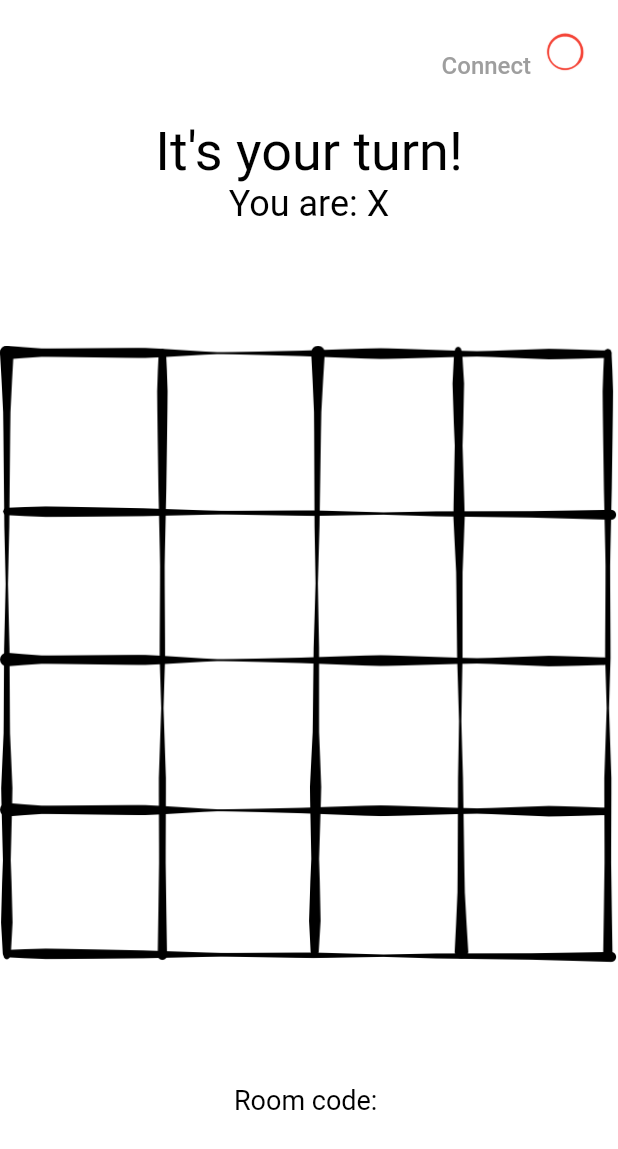
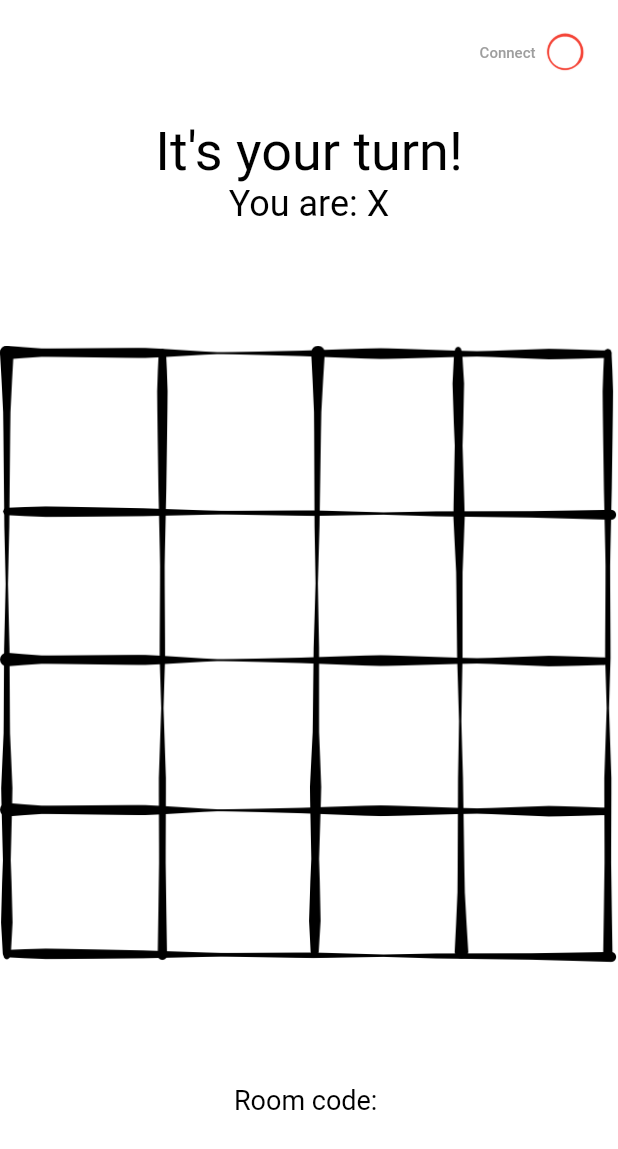
Before and after one commit to programonaut/slide_for_four, a Flutter app: the Game screen opened directly, on a phone screen of 412 x 824 dp. Shown: the top 1149 px of the screen. Run offline on Flutter 3.47's test engine with Material 2 defaults, Android fonts, the phone set to English and light mode, and no system bars; our stand-ins replace google_fonts, page_transition, rive.

Commit message:
update: ui for mobile fixed

```diff
--- a/frontend/lib/pages/join.dart
+++ b/frontend/lib/pages/join.dart
@@ -44,6 +44,8 @@ class _JoinState extends State<Join> {
                     showCursor: false,
                     controller: _controller,
                     decoration: InputDecoration(
+                      isDense: true,
+                      isCollapsed: true,
                       enabledBorder: UnderlineInputBorder(
                         borderSide: BorderSide(color: Colors.grey),
                       ),
--- a/frontend/lib/widgets/board.dart
+++ b/frontend/lib/widgets/board.dart
@@ -32,12 +32,18 @@ class Board extends StatelessWidget {
             children: [
               Column(
                 children: [
-                  Text(
-                    activePlayer
-                        ? "It's your turn!"
-                        : "It's your opponents turn!",
-                    style: TextStyle(
-                      fontSize: 36,
+                  FittedBox(
+                    fit: BoxFit.fitWidth,
+                    child: Padding(
+                      padding: const EdgeInsets.symmetric(horizontal: 20.0),
+                      child: Text(
+                        activePlayer
+                            ? "It's your turn!"
+                            : "It's your opponents turn!",
+                        style: TextStyle(
+                          fontSize: 36,
+                        ),
+                      ),
                     ),
                   ),
                   Text(
--- a/frontend/lib/widgets/connection_visualization.dart
+++ b/frontend/lib/widgets/connection_visualization.dart
@@ -22,10 +22,13 @@ class ConnectionVisualization extends StatelessWidget {
             crossAxisAlignment: CrossAxisAlignment.start,
             children: [
               if (ws.state == WsState.DISCONNECTED) ...[
-              MenuButton(
+                SizedBox(
+                  height: 30,
+                  child: MenuButton(
                     onPressed: () => ws.connect(),
                     text: "Connect",
                     fontSize: 16,
+                  ),
                 ),
               ],
               SizedBox.square(
@@ -37,7 +40,8 @@ class ConnectionVisualization extends StatelessWidget {
                         : Colors.green,
                   )),
             ],
-        ),);
+          ),
+        );
       },
     );
   }
--- a/frontend/lib/widgets/grid.dart
+++ b/frontend/lib/widgets/grid.dart
@@ -31,10 +31,8 @@ class _GridState extends State<Grid> {
               image: AssetImage("assets/images/field-outline.png"),
             ),
           ),
-          child: Padding(
+          child: GridView.builder(
           padding: const EdgeInsets.all(8.0),
-            child: Container(
-              child: GridView.builder(
             //TODO: dynamic
             gridDelegate:
                 SliverGridDelegateWithFixedCrossAxisCount(crossAxisCount: 4
@@ -73,8 +71,6 @@ class _GridState extends State<Grid> {
           ),
         ),
       ),
-        ),
-      ),
     );
   }
 
--- a/frontend/lib/widgets/menu_button.dart
+++ b/frontend/lib/widgets/menu_button.dart
@@ -14,7 +14,9 @@ class MenuButton extends StatelessWidget {
 
   @override
   Widget build(BuildContext context) {
-    return TextButton(
+    return FittedBox(
+      fit: BoxFit.contain,
+      child: TextButton(
         onPressed: () => onPressed(),
         style: ButtonStyle(
           foregroundColor: MaterialStateProperty.resolveWith<Color>(
@@ -28,7 +30,8 @@ class MenuButton extends StatelessWidget {
             return Colors.transparent;
           }),
         ),
-      child: Text(text, style: TextStyle(fontSize: fontSize)),
+        child: Center(child: Text(text, style: TextStyle(fontSize: fontSize,), textAlign: TextAlign.center,)),
+      ),
     );
   }
 }
```
Also changed, not shown: frontend/lib/main.dart (+1 -11 lines), frontend/lib/widgets/movable_token.dart (+63 -18 lines). Lines whose indentation alone changed are shown as unchanged.
